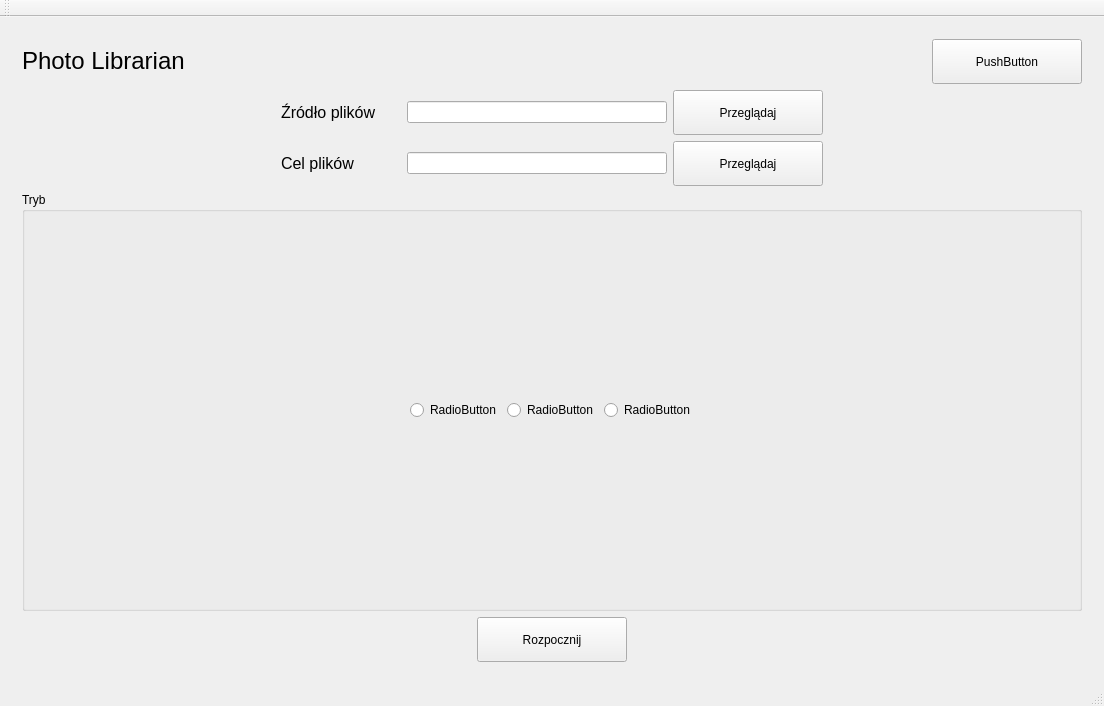
This is mainwindow.ui in Barto-Paja/Photo_librarian as Qt 5 draws it before an edit. The edited form follows.
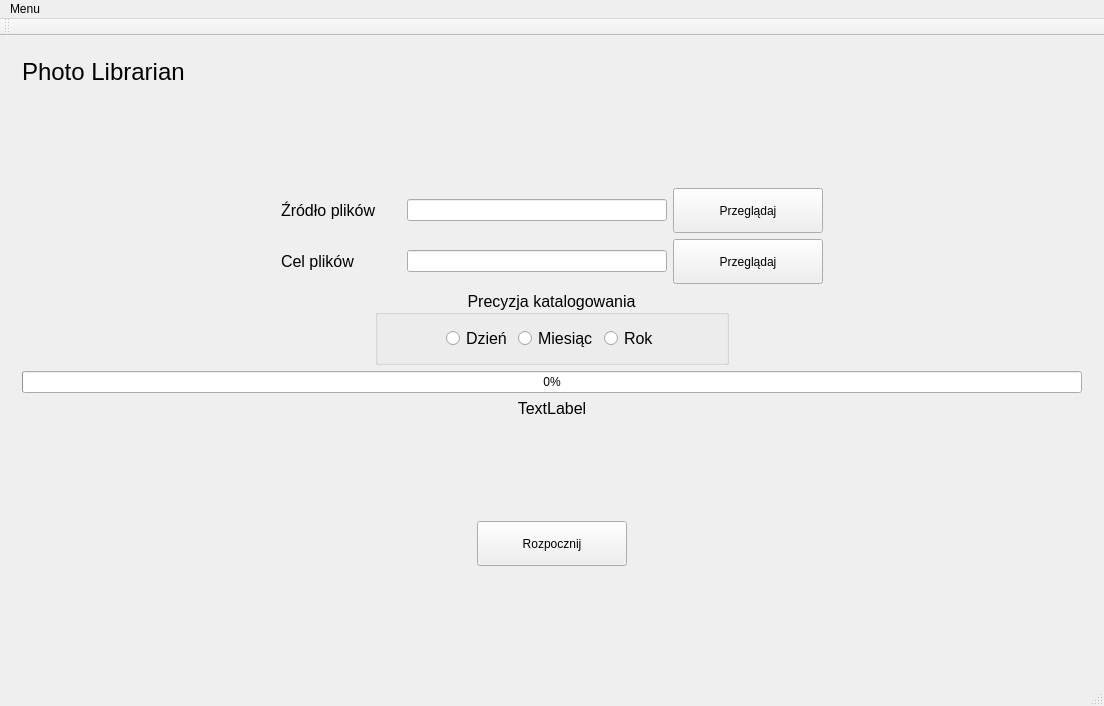
This is the edited form.

What changed in the file:
```diff
--- a/mainwindow.ui
+++ b/mainwindow.ui
@@ -44,23 +44,20 @@
             </property>
            </spacer>
           </item>
+         </layout>
+        </item>
           <item>
-           <widget class="QPushButton" name="pushButton_language">
-            <property name="enabled">
-             <bool>true</bool>
-            </property>
-            <property name="minimumSize">
+         <spacer name="verticalSpacer_2">
+          <property name="orientation">
+           <enum>Qt::Vertical</enum>
+          </property>
+          <property name="sizeHint" stdset="0">
              <size>
-              <width>150</width>
-              <height>45</height>
-             </size>
-            </property>
-            <property name="text">
-             <string>PushButton</string>
-            </property>
-           </widget>
-          </item>
-         </layout>
+            <width>20</width>
+            <height>40</height>
+           </size>
+          </property>
+         </spacer>
         </item>
         <item>
          <layout class="QHBoxLayout" name="horizontalLayout">
@@ -181,9 +178,32 @@
          </layout>
         </item>
         <item>
+         <layout class="QHBoxLayout" name="horizontalLayout_6">
+          <item>
+           <spacer name="horizontalSpacer_3">
+            <property name="orientation">
+             <enum>Qt::Horizontal</enum>
+            </property>
+            <property name="sizeHint" stdset="0">
+             <size>
+              <width>40</width>
+              <height>20</height>
+             </size>
+            </property>
+           </spacer>
+          </item>
+          <item>
          <widget class="QGroupBox" name="groupBox">
+            <property name="font">
+             <font>
+              <pointsize>12</pointsize>
+             </font>
+            </property>
           <property name="title">
-           <string>Tryb</string>
+             <string>Precyzja katalogowania</string>
+            </property>
+            <property name="alignment">
+             <set>Qt::AlignCenter</set>
           </property>
           <layout class="QHBoxLayout" name="horizontalLayout_3">
            <item>
@@ -200,23 +220,23 @@
             </spacer>
            </item>
            <item>
-            <widget class="QRadioButton" name="radioButton">
+              <widget class="QRadioButton" name="radioButton_day">
              <property name="text">
-              <string>RadioButton</string>
+                <string>Dzień</string>
              </property>
             </widget>
            </item>
            <item>
-            <widget class="QRadioButton" name="radioButton_2">
+              <widget class="QRadioButton" name="radioButton_month">
              <property name="text">
-              <string>RadioButton</string>
+                <string>Miesiąc</string>
              </property>
             </widget>
            </item>
            <item>
-            <widget class="QRadioButton" name="radioButton_3">
+              <widget class="QRadioButton" name="radioButton_year">
              <property name="text">
-              <string>RadioButton</string>
+                <string>Rok</string>
              </property>
             </widget>
            </item>
@@ -237,6 +257,56 @@
          </widget>
         </item>
         <item>
+           <spacer name="horizontalSpacer_4">
+            <property name="orientation">
+             <enum>Qt::Horizontal</enum>
+            </property>
+            <property name="sizeHint" stdset="0">
+             <size>
+              <width>40</width>
+              <height>20</height>
+             </size>
+            </property>
+           </spacer>
+          </item>
+         </layout>
+        </item>
+        <item>
+         <widget class="QProgressBar" name="progressBar">
+          <property name="value">
+           <number>0</number>
+          </property>
+         </widget>
+        </item>
+        <item>
+         <widget class="QLabel" name="label_3">
+          <property name="font">
+           <font>
+            <pointsize>12</pointsize>
+           </font>
+          </property>
+          <property name="text">
+           <string>TextLabel</string>
+          </property>
+          <property name="alignment">
+           <set>Qt::AlignCenter</set>
+          </property>
+         </widget>
+        </item>
+        <item>
+         <spacer name="verticalSpacer">
+          <property name="orientation">
+           <enum>Qt::Vertical</enum>
+          </property>
+          <property name="sizeHint" stdset="0">
+           <size>
+            <width>20</width>
+            <height>40</height>
+           </size>
+          </property>
+         </spacer>
+        </item>
+        <item>
          <layout class="QHBoxLayout" name="horizontalLayout_4">
           <item>
            <spacer name="horizontalSpacer_2">
@@ -279,6 +349,19 @@
           </item>
          </layout>
         </item>
+        <item>
+         <spacer name="verticalSpacer_3">
+          <property name="orientation">
+           <enum>Qt::Vertical</enum>
+          </property>
+          <property name="sizeHint" stdset="0">
+           <size>
+            <width>20</width>
+            <height>40</height>
+           </size>
+          </property>
+         </spacer>
+        </item>
        </layout>
       </widget>
       <widget class="QWidget" name="page_2">
@@ -360,6 +443,12 @@
      <height>21</height>
     </rect>
    </property>
+   <widget class="QMenu" name="menuMenu">
+    <property name="title">
+     <string>Menu</string>
+    </property>
+   </widget>
+   <addaction name="menuMenu"/>
   </widget>
   <widget class="QToolBar" name="mainToolBar">
    <attribute name="toolBarArea">
```
Lines whose indentation alone changed are shown as unchanged.
